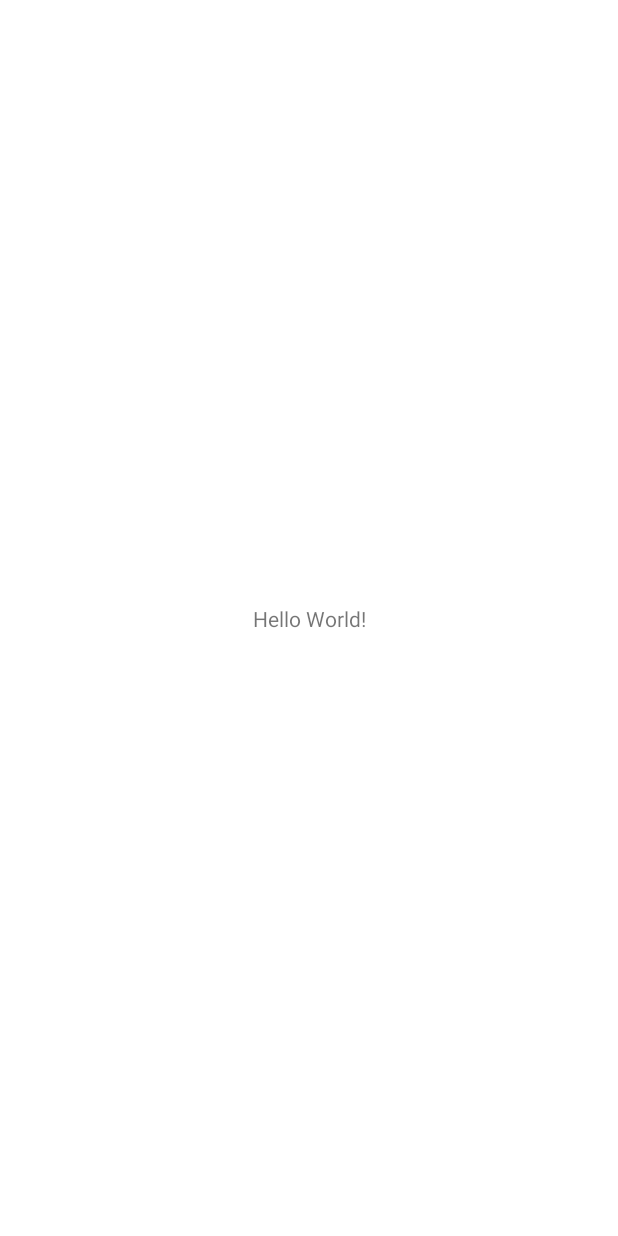
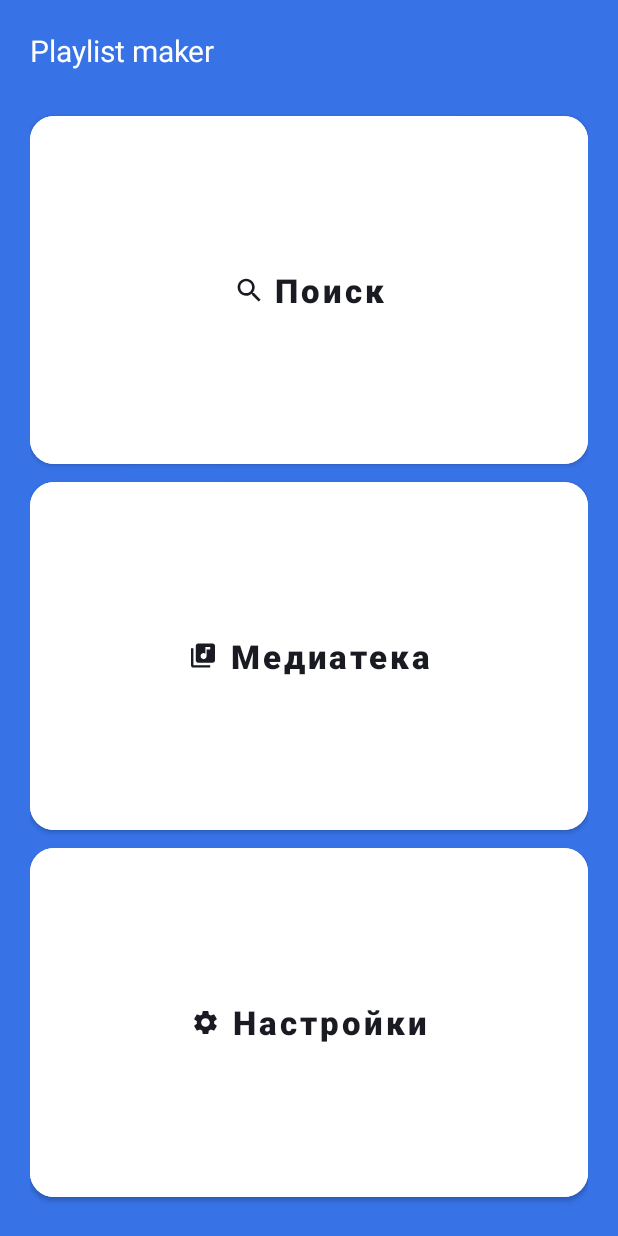
Before and after one commit to ValeryArhy/PlaylistMaker, an Android app: the screen it shows after launch (MainActivity), on a phone screen of 412 x 824 dp. Before the commit the screen is almost empty. Run offline under Robolectric (Android 15) with nearby library versions, the phone set to English and light mode, and no system bars.

Commit message:
конец дз

```diff
--- a/app/build.gradle.kts
+++ b/app/build.gradle.kts
@@ -5,12 +5,12 @@ plugins {
 
 android {
     namespace = "com.example.playlistmaker"
-    compileSdk = 34
+    compileSdk = 35
 
     defaultConfig {
         applicationId = "com.example.playlistmaker"
         minSdk = 29
-        targetSdk = 34
+        targetSdk = 35
         versionCode = 1
         versionName = "1.0"
 
--- a/app/src/main/java/com/example/playlistmaker/MainActivity.kt
+++ b/app/src/main/java/com/example/playlistmaker/MainActivity.kt
@@ -1,15 +1,41 @@
 package com.example.playlistmaker
 
+import android.content.Intent
 import android.os.Bundle
+import android.widget.Button
 import androidx.activity.enableEdgeToEdge
 import androidx.appcompat.app.AppCompatActivity
 import androidx.core.view.ViewCompat
 import androidx.core.view.WindowInsetsCompat
+
 
 class MainActivity : AppCompatActivity() {
     override fun onCreate(savedInstanceState: Bundle?) {
         super.onCreate(savedInstanceState)
         enableEdgeToEdge()
         setContentView(R.layout.activity_main)
+
+        val buttonSearch = findViewById<Button>(R.id.search_button)
+        val mediaButton = findViewById<Button>(R.id.media_button)
+        val setButton = findViewById<Button>(R.id.set_button)
+
+
+
+        buttonSearch.setOnClickListener {
+            val displayIntent = Intent(this, SearchActivity::class.java)
+            startActivity(displayIntent)
+        }
+
+        mediaButton.setOnClickListener {
+            val displayIntent = Intent(this, MediaActivity::class.java)
+            startActivity(displayIntent)
+        }
+
+        setButton.setOnClickListener {
+            val displayIntent = Intent(this, SettingsActivity::class.java)
+            startActivity(displayIntent)
+        }
+
     }
+
 }
--- /dev/null
+++ b/app/src/main/res/drawable/media.xml
@@ -0,0 +1,5 @@
+<vector xmlns:android="http://schemas.android.com/apk/res/android" android:height="19.2dp" android:viewportHeight="24" android:viewportWidth="25" android:width="20dp">
+
+    <path android:fillColor="#1A1B22" android:pathData="M20.5,2H8.5C7.4,2 6.5,2.9 6.5,4V16C6.5,17.1 7.4,18 8.5,18H20.5C21.6,18 22.5,17.1 22.5,16V4C22.5,2.9 21.6,2 20.5,2ZM18.5,7H15.5V12.5C15.5,13.88 14.38,15 13,15C11.62,15 10.5,13.88 10.5,12.5C10.5,11.12 11.62,10 13,10C13.57,10 14.08,10.19 14.5,10.51V5H18.5V7ZM4.5,6H2.5V20C2.5,21.1 3.4,22 4.5,22H18.5V20H4.5V6Z"/>
+
+</vector>
--- /dev/null
+++ b/app/src/main/res/drawable/search.xml
@@ -0,0 +1,5 @@
+<vector xmlns:android="http://schemas.android.com/apk/res/android" android:height="19dp" android:viewportHeight="24" android:viewportWidth="24" android:width="19dp">
+
+    <path android:fillColor="#1A1B22" android:pathData="M16.579,14.95H15.721L15.417,14.656C16.481,13.418 17.122,11.81 17.122,10.061C17.122,6.161 13.961,3 10.061,3C6.161,3 3,6.161 3,10.061C3,13.961 6.161,17.122 10.061,17.122C11.81,17.122 13.418,16.481 14.656,15.417L14.95,15.721V16.579L20.381,22L22,20.381L16.579,14.95ZM10.061,14.95C7.356,14.95 5.173,12.766 5.173,10.061C5.173,7.356 7.356,5.173 10.061,5.173C12.766,5.173 14.95,7.356 14.95,10.061C14.95,12.766 12.766,14.95 10.061,14.95Z"/>
+
+</vector>
--- /dev/null
+++ b/app/src/main/res/drawable/settings.xml
@@ -0,0 +1,5 @@
+<vector xmlns:android="http://schemas.android.com/apk/res/android" android:height="19dp" android:viewportHeight="24" android:viewportWidth="24" android:width="19dp">
+
+    <path android:fillColor="#1A1B22" android:pathData="M19.14,12.94C19.18,12.64 19.2,12.33 19.2,12C19.2,11.68 19.18,11.36 19.13,11.06L21.16,9.48C21.34,9.34 21.39,9.07 21.28,8.87L19.36,5.55C19.24,5.33 18.99,5.26 18.77,5.33L16.38,6.29C15.88,5.91 15.35,5.59 14.76,5.35L14.4,2.81C14.36,2.57 14.16,2.4 13.92,2.4H10.08C9.84,2.4 9.65,2.57 9.61,2.81L9.25,5.35C8.66,5.59 8.12,5.92 7.63,6.29L5.24,5.33C5.02,5.25 4.77,5.33 4.65,5.55L2.74,8.87C2.62,9.08 2.66,9.34 2.86,9.48L4.89,11.06C4.84,11.36 4.8,11.69 4.8,12C4.8,12.31 4.82,12.64 4.87,12.94L2.84,14.52C2.66,14.66 2.61,14.93 2.72,15.13L4.64,18.45C4.76,18.67 5.01,18.74 5.23,18.67L7.62,17.71C8.12,18.09 8.65,18.41 9.24,18.65L9.6,21.19C9.65,21.43 9.84,21.6 10.08,21.6H13.92C14.16,21.6 14.36,21.43 14.39,21.19L14.75,18.65C15.34,18.41 15.88,18.09 16.37,17.71L18.76,18.67C18.98,18.75 19.23,18.67 19.35,18.45L21.27,15.13C21.39,14.91 21.34,14.66 21.15,14.52L19.14,12.94ZM12,15.6C10.02,15.6 8.4,13.98 8.4,12C8.4,10.02 10.02,8.4 12,8.4C13.98,8.4 15.6,10.02 15.6,12C15.6,13.98 13.98,15.6 12,15.6Z"/>
+
+</vector>
--- a/app/src/main/res/layout/activity_main.xml
+++ b/app/src/main/res/layout/activity_main.xml
@@ -1,19 +1,77 @@
 <?xml version="1.0" encoding="utf-8"?>
-<androidx.constraintlayout.widget.ConstraintLayout xmlns:android="http://schemas.android.com/apk/res/android"
+<LinearLayout xmlns:android="http://schemas.android.com/apk/res/android"
     xmlns:app="http://schemas.android.com/apk/res-auto"
-    xmlns:tools="http://schemas.android.com/tools"
-    android:id="@+id/main"
     android:layout_width="match_parent"
     android:layout_height="match_parent"
-    tools:context=".MainActivity">
+    android:background="@color/YP_Blue"
+    android:orientation="vertical"
+    android:padding="20dp">
 
-    <TextView
-        android:layout_width="wrap_content"
-        android:layout_height="wrap_content"
-        android:text="Hello World!"
-        app:layout_constraintBottom_toBottomOf="parent"
-        app:layout_constraintEnd_toEndOf="parent"
-        app:layout_constraintStart_toStartOf="parent"
-        app:layout_constraintTop_toTopOf="parent" />
+    <FrameLayout
+        android:layout_width="match_parent"
+        android:layout_height="wrap_content">
 
-</androidx.constraintlayout.widget.ConstraintLayout>
+        <TextView
+            android:layout_width="wrap_content"
+            android:layout_height="wrap_content"
+            android:text="@string/app_name"
+            android:textColor="@color/white"
+            android:textSize="20sp" />
+    </FrameLayout>
+
+    <LinearLayout
+        android:layout_width="match_parent"
+        android:layout_height="match_parent"
+        android:orientation="vertical"
+        android:paddingTop="24dp">
+
+        <Button
+            android:id="@+id/search_button"
+            android:layout_width="match_parent"
+            android:layout_height="0dp"
+            android:layout_weight="1"
+            android:backgroundTint="@color/white"
+            android:text="@string/search"
+            android:textColor="@color/YP_Black"
+            android:textSize="@dimen/text_size"
+            android:textAllCaps="false"
+            android:textStyle="bold"
+            app:cornerRadius="16dp"
+            app:icon="@drawable/search"
+            app:iconGravity="textStart"
+            app:iconTint="@color/YP_Black"
+            android:foreground="?attr/selectableItemBackground"/>
+
+        <Button
+            android:id="@+id/media_button"
+            android:layout_width="match_parent"
+            android:layout_height="0dp"
+            android:layout_weight="1"
+            android:backgroundTint="@color/white"
+            android:text="@string/Media_library"
+            android:textColor="@color/YP_Black"
+            android:textSize="@dimen/text_size"
+            android:textAllCaps="false"
+            android:textStyle="bold"
+            app:cornerRadius="16dp"
+            app:icon="@drawable/media"
+            app:iconGravity="textStart"
+            app:iconTint="@color/YP_Black"/>
+
+        <Button
+            android:id="@+id/set_button"
+            android:layout_width="match_parent"
+            android:layout_height="0dp"
+            android:layout_weight="1"
+            android:backgroundTint="@color/white"
+            android:text="@string/Settings"
+            android:textColor="@color/YP_Black"
+            android:textSize="@dimen/text_size"
+            android:textAllCaps="false"
+            android:textStyle="bold"
+            app:cornerRadius="16dp"
+            app:icon="@drawable/settings"
+            app:iconGravity="textStart"
+            app:iconTint="@color/YP_Black" />
+    </LinearLayout>
+</LinearLayout>
--- /dev/null
+++ b/app/src/main/res/layout/activity_media.xml
@@ -0,0 +1,6 @@
+<?xml version="1.0" encoding="utf-8"?>
+<androidx.constraintlayout.widget.ConstraintLayout xmlns:android="http://schemas.android.com/apk/res/android"
+    android:layout_width="match_parent"
+    android:layout_height="match_parent">
+
+</androidx.constraintlayout.widget.ConstraintLayout>
--- /dev/null
+++ b/app/src/main/res/layout/activity_search.xml
@@ -0,0 +1,6 @@
+<?xml version="1.0" encoding="utf-8"?>
+<androidx.constraintlayout.widget.ConstraintLayout xmlns:android="http://schemas.android.com/apk/res/android"
+    android:layout_width="match_parent"
+    android:layout_height="match_parent">
+
+</androidx.constraintlayout.widget.ConstraintLayout>
--- a/app/src/main/res/values/colors.xml
+++ b/app/src/main/res/values/colors.xml
@@ -2,4 +2,7 @@
 <resources>
     <color name="black">#FF000000</color>
     <color name="white">#FFFFFFFF</color>
+    <color name="YP_Blue">#3772E7</color>
+    <color name="YP_Black">#1A1B22</color>
+    <color name="YP_Gray">#AEAFB4</color>
 </resources>
--- /dev/null
+++ b/app/src/main/res/values/dimens.xml
@@ -0,0 +1,4 @@
+<?xml version="1.0" encoding="utf-8"?>
+<resources>
+    <dimen name="text_size">22sp</dimen>
+</resources>
--- a/app/src/main/res/values/strings.xml
+++ b/app/src/main/res/values/strings.xml
@@ -1,3 +1,10 @@
 <resources>
-    <string name="app_name">Playlist Maker</string>
+    <string name="app_name">Playlist maker</string>
+    <string name="search">Поиск</string>
+    <string name="Media_library">Медиатека</string>
+    <string name="Settings">Настройки</string>
+    <string name="Dark_theme">Темная тема</string>
+    <string name="Share">Поделиться приложением</string>
+    <string name="support">Написать в поддержку</string>
+    <string name="Agreement">Пользовательское соглашение</string>
 </resources>
```
Also changed, not shown: app/src/main/AndroidManifest.xml (+15 -0 lines), app/src/main/java/com/example/playlistmaker/MediaActivity.kt (added, +15 -0 lines), app/src/main/java/com/example/playlistmaker/SearchActivity.kt (added, +15 -0 lines), app/src/main/java/com/example/playlistmaker/SettingsActivity.kt (added, +23 -0 lines), app/src/main/res/drawable/arrow.xml (added, +9 -0 lines), app/src/main/res/drawable/arrow_back.xml (added, +13 -0 lines), app/src/main/res/drawable/share.xml (added, +9 -0 lines), app/src/main/res/drawable/support.xml (added, +18 -0 lines), app/src/main/res/layout/activity_settings.xml (added, +146 -0 lines).
